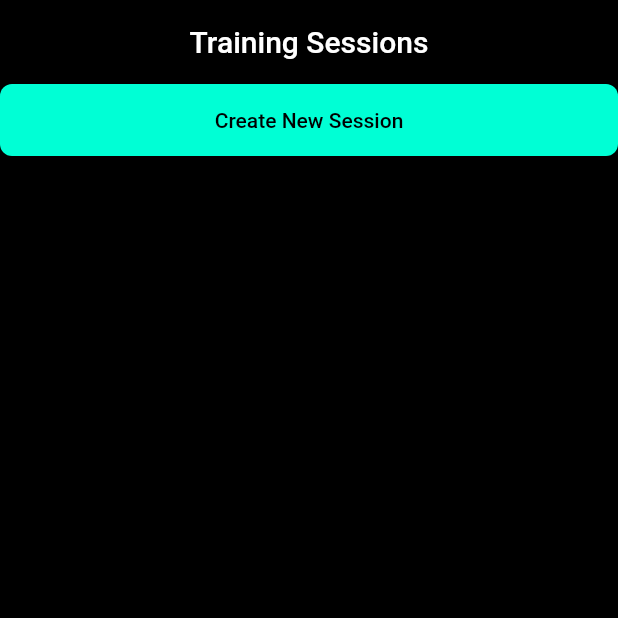
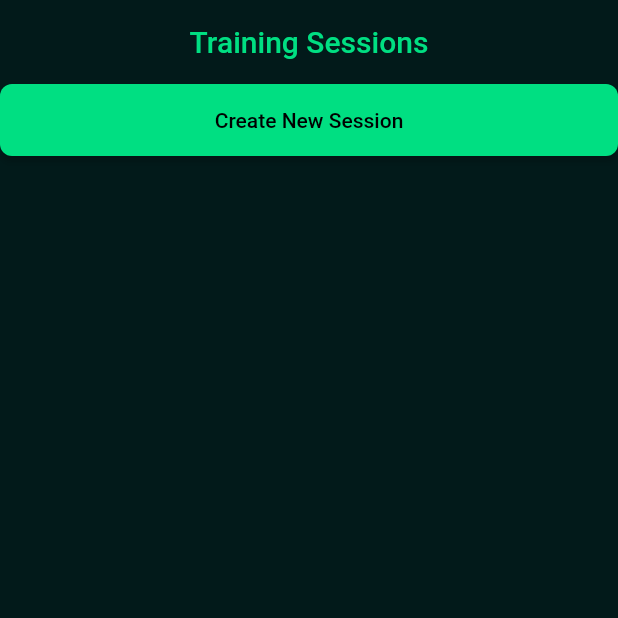
Before and after one commit to OmarMach/gym_adhd, a Flutter app: the screen it shows after launch, on a phone screen of 412 x 824 dp, the top half of it. Run offline on Flutter 3.47's test engine with Material 3 defaults, Android fonts, the phone set to English and light mode, and no system bars.

Commit message:
feat: themes changed

```diff
--- /dev/null
+++ b/devtools_options.yaml
@@ -0,0 +1,3 @@
+description: This file stores settings for Dart & Flutter DevTools.
+documentation: https://docs.flutter.dev/tools/devtools/extensions#configure-extension-enablement-states
+extensions:
--- a/lib/config/colors.dart
+++ b/lib/config/colors.dart
@@ -5,4 +5,17 @@ abstract final class AppColors {
   static const Color neonBlue = Color.fromARGB(255, 0, 255, 213);
   static const Color lightBlue = Color.fromARGB(255, 136, 213, 198);
   static const Color grayBlue = Color(0xff718179);
+
+  static const Color softSage = Color(0xffabc8a2);
+  static const Color deepOlive = Color(0xff1a2417);
+
+  static const Color limeGlow = Color(0xffCEF17B);
+  static const Color greenTea = Color(0xffCDEDB3);
+  static const Color emeraldPine = Color(0xff084734);
+
+  static const Color richBlack = Color(0xFF021a1a);
+  static const Color darkGreen = Color(0xFF032221);
+  static const Color bgGreen = Color(0xFF03624c);
+  static const Color antiFlashWhite = Color(0xfff1f7f7);
+  static const Color caribbeanGreen = Color(0xFF00df82);
 }
--- a/lib/main.dart
+++ b/lib/main.dart
@@ -22,17 +22,22 @@ class MyApp extends StatelessWidget {
           theme: ThemeData(
             useMaterial3: false,
             brightness: Brightness.dark,
-            canvasColor: Colors.black,
-            primaryColor: AppColors.neonBlue,
+            canvasColor: AppColors.richBlack,
+            primaryColor: AppColors.softSage,
             elevatedButtonTheme: ElevatedButtonThemeData(
               style: ElevatedButton.styleFrom(
-                backgroundColor: AppColors.neonBlue,
+                backgroundColor: AppColors.caribbeanGreen,
                 foregroundColor: Colors.black,
                 minimumSize: const Size(double.infinity, 48),
                 shape: RoundedRectangleBorder(borderRadius: BorderRadius.circular(8)),
               ),
             ),
-            appBarTheme: const AppBarTheme(backgroundColor: Colors.black12, foregroundColor: Colors.white, centerTitle: true, elevation: 0),
+            appBarTheme: const AppBarTheme(
+              backgroundColor: AppColors.richBlack,
+              foregroundColor: AppColors.caribbeanGreen,
+              centerTitle: true,
+              elevation: 0,
+            ),
           ),
         );
       },
```
Also changed, not shown: pubspec.lock.
